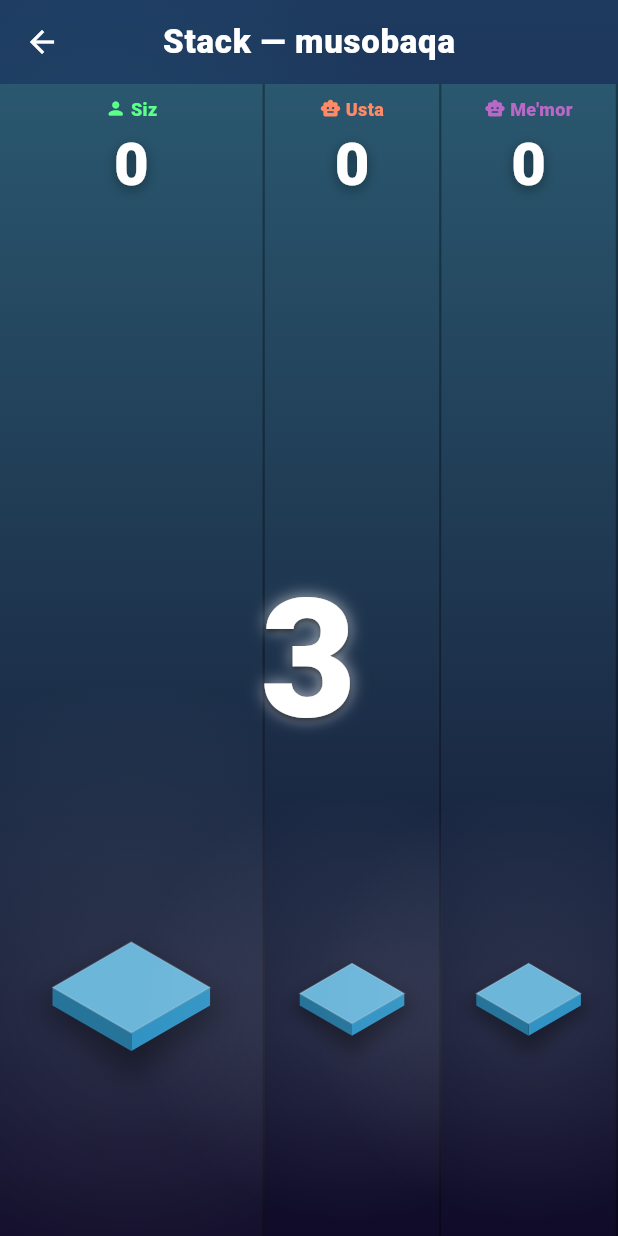
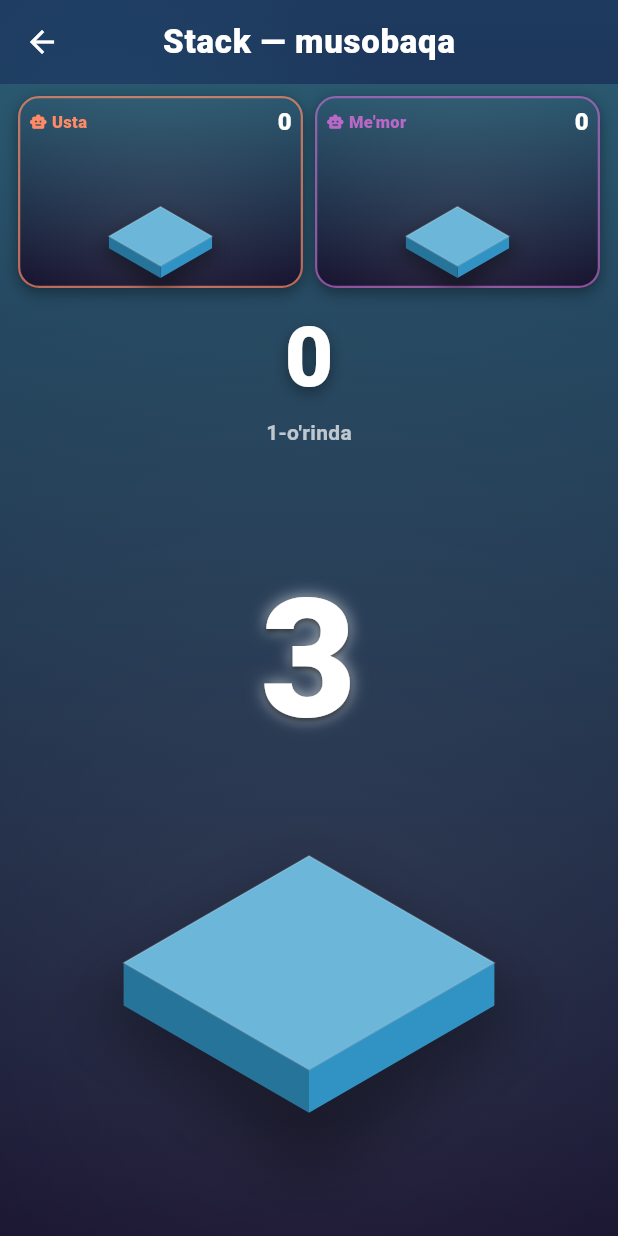
Before and after one commit to myminiapp4654/myminiapp, a Flutter app: the StackRaceScreen screen opened directly, on a phone screen of 412 x 824 dp. Run offline on Flutter 3.47's test engine with Material 3 defaults, Android fonts, the phone set to English and light mode, and no system bars; our stand-ins replace shared_preferences; missing offline and left inert: dart:js_interop; accounts and stored records are empty.

Commit message:
Telegram: tasodifiy yopilishdan himoya (har chaqiruv alohida, yopishni tasdiqlash); Stack musobaqa: o'z minorangiz katta, raqiblar tepada kartochkada
Co-Authored-By: Claude Opus 5.5 <noreply@anthropic.com>

```diff
--- a/lib/games/stack/stack_art.dart
+++ b/lib/games/stack/stack_art.dart
@@ -25,7 +25,20 @@ class StackTowerPainter extends CustomPainter {
   /// Aniq qo'yilganda yuqori qavat atrofidagi halqa (0..1).
   final double? ripple;
 
-  StackTowerPainter(this.g, {required this.cam, required this.showMoving, this.ripple});
+  /// Minora tepasi ekranning qayerida tursa, kamera ko'tarila boshlaydi (0..1).
+  final double topAt;
+
+  /// Minora kengligi ekran kengligiga nisbatan.
+  final double widthFactor;
+
+  StackTowerPainter(
+    this.g, {
+    required this.cam,
+    required this.showMoving,
+    this.ripple,
+    this.topAt = 0.42,
+    this.widthFactor = 0.6,
+  });
 
   static const _h = 2.0; // qavat balandligi
   static final _c = cos(pi / 6), _s = sin(pi / 6);
@@ -38,12 +51,13 @@ class StackTowerPainter extends CustomPainter {
 
   @override
   void paint(Canvas canvas, Size size) {
-    _k = size.width * 0.6 / (StackGame.base * 2 * _c);
+    // Tor joyda ham minora balandlikka sig'sin
+    _k = min(size.width * widthFactor, size.height * 0.55) / (StackGame.base * 2 * _c);
     // Minora tepasi ekranning ~45% balandligida
     // Boshida minora yerda (ekran pastida) turadi; tepasi ekran o'rtasidan
     // oshganda kamera ko'tarila boshlaydi
     final ground = size.height * 0.8;
-    final follow = size.height * 0.42 + (cam + 1) * _h * _k;
+    final follow = size.height * topAt + (cam + 1) * _h * _k;
     _origin = Offset(size.width / 2, max(ground, follow));
 
     _ground(canvas);
--- a/lib/games/stack/stack_race_screen.dart
+++ b/lib/games/stack/stack_race_screen.dart
@@ -215,16 +215,16 @@ class _StackRaceScreenState extends State<StackRaceScreen> with SingleTickerProv
         onTapDown: (_) => _tap(),
         child: Stack(
           children: [
-            Row(
-              children: [
-                for (var k = 0; k < _lanes.length; k++)
-                  Expanded(
-                    // O'zingiz o'ynayotganda yo'lagingiz kengroq, yiqilgach — hammasi teng
-                    flex: k == 0 && meAlive ? 3 : 2,
-                    child: _lane(_lanes[k], k),
-                  ),
-              ],
-            ),
+            // O'ynayotganda — o'z minorangiz katta, raqiblar tepada kichik kartochkalarda.
+            // Yiqilgach — hamma minoralar teng yonma-yon (kuzatish).
+            if (meAlive)
+              _focus()
+            else
+              Row(
+                children: [
+                  for (var k = 0; k < _lanes.length; k++) Expanded(child: _lane(_lanes[k], k)),
+                ],
+              ),
             if (_countdown > 0)
               Positioned.fill(
                 child: IgnorePointer(
@@ -251,8 +251,157 @@ class _StackRaceScreenState extends State<StackRaceScreen> with SingleTickerProv
     );
   }
 
+  Color _color(int index) =>
+      index == 0 ? const Color(0xFF5CFF8A) : _botColors[(index - 1) % _botColors.length];
+
+  /// O'zingiz o'ynayotgan payt: katta minora + tepada raqiblar.
+  Widget _focus() {
+    final me = _me;
+    final sincePerfect = me.game.time - me.perfectAt;
+    return Stack(
+      children: [
+        Positioned.fill(
+          child: DecoratedBox(
+            decoration: BoxDecoration(
+              gradient: LinearGradient(
+                begin: Alignment.topCenter,
+                end: Alignment.bottomCenter,
+                colors: stackBackground(me.cam),
+              ),
+            ),
+          ),
+        ),
+        Positioned.fill(
+          child: CustomPaint(
+            painter: StackTowerPainter(
+              me.game,
+              cam: me.cam,
+              showMoving: _countdown <= 0,
+              ripple: sincePerfect < 0.6 ? sincePerfect / 0.6 : null,
+              topAt: 0.56,
+            ),
+          ),
+        ),
+        Positioned(
+          top: 8,
+          left: 8,
+          right: 8,
+          child: IgnorePointer(
+            child: Column(
+              children: [
+                // Raqiblar
+                Row(
+                  children: [
+                    for (var k = 1; k < _lanes.length; k++)
+                      Expanded(
+                        child: Padding(
+                          padding: const EdgeInsets.symmetric(horizontal: 4),
+                          child: _miniCard(_lanes[k], k),
+                        ),
+                      ),
+                  ],
+                ),
+                const SizedBox(height: 6),
+                // O'zingizning hisobingiz
+                Text(
+                  '${me.game.score}',
+                  key: const ValueKey('score-0'),
+                  style: const TextStyle(
+                    color: Colors.white,
+                    fontSize: 56,
+                    fontWeight: FontWeight.w900,
+                    shadows: [Shadow(color: Colors.black38, blurRadius: 12, offset: Offset(0, 4))],
+                  ),
+                ),
+                Text(_place(me), style: const TextStyle(color: Colors.white70, fontWeight: FontWeight.w700)),
+                if (sincePerfect < 0.9)
+                  Opacity(
+                    opacity: (1 - sincePerfect / 0.9).clamp(0.0, 1.0),
+                    child: GlowText(
+                      me.game.combo >= 2 ? "Zo'r! ×${me.game.combo}" : "Zo'r!",
+                      size: 24,
+                      color: Colors.white,
+                    ),
+                  ),
+              ],
+            ),
+          ),
+        ),
+      ],
+    );
+  }
+
+  /// Hozirgi o'rin: "2-o'rinda".
+  String _place(StackLane l) => "${_ranking.indexOf(l) + 1}-o'rinda";
+
+  /// Raqibning kichik kartochkasi: jonli minora, ism, hisob.
+  Widget _miniCard(StackLane l, int index) {
+    final color = _color(index);
+    return Container(
+      height: 128,
+      clipBehavior: Clip.antiAlias,
+      decoration: BoxDecoration(
+        borderRadius: BorderRadius.circular(14),
+        border: Border.all(color: color.withValues(alpha: 0.7), width: 1.5),
+        gradient: LinearGradient(
+          begin: Alignment.topCenter,
+          end: Alignment.bottomCenter,
+          colors: stackBackground(l.cam),
+        ),
+        boxShadow: const [BoxShadow(color: Colors.black38, blurRadius: 8, offset: Offset(0, 3))],
+      ),
+      child: Stack(
+        children: [
+          Positioned.fill(
+            child: Opacity(
+              opacity: l.alive ? 1 : 0.5,
+              child: CustomPaint(
+                painter: StackTowerPainter(
+                  l.game,
+                  cam: l.cam,
+                  showMoving: _countdown <= 0 && l.alive,
+                  topAt: 0.5,
+                  widthFactor: 0.55,
+                ),
+              ),
+            ),
+          ),
+          Positioned(
+            top: 4,
+            left: 6,
+            right: 6,
+            child: Row(
+              children: [
+                Icon(Icons.smart_toy_rounded, color: color, size: 12),
+                const SizedBox(width: 3),
+                Expanded(
+                  child: Text(l.name,
+                      overflow: TextOverflow.ellipsis,
+                      style: TextStyle(color: color, fontWeight: FontWeight.w900, fontSize: 11)),
+                ),
+                Text('${l.game.score}',
+                    key: ValueKey('score-$index'),
+                    style: const TextStyle(color: Colors.white, fontWeight: FontWeight.w900, fontSize: 16)),
+              ],
+            ),
+          ),
+          if (!l.alive)
+            const Positioned(
+              bottom: 6,
+              left: 0,
+              right: 0,
+              child: Center(
+                child: Text('Yiqildi',
+                    style: TextStyle(color: Color(0xFFFF8A80), fontSize: 11, fontWeight: FontWeight.w900)),
+              ),
+            ),
+        ],
+      ),
+    );
+  }
+
   Widget _lane(StackLane l, int index) {
-    final color = l.isMe ? const Color(0xFF5CFF8A) : _botColors[(index - 1) % _botColors.length];
+    final color = _color(index);
     final sincePerfect = l.game.time - l.perfectAt;
     return Container(
       decoration: BoxDecoration(
@@ -274,6 +423,8 @@ class _StackRaceScreenState extends State<StackRaceScreen> with SingleTickerProv
                   cam: l.cam,
                   showMoving: _countdown <= 0 && l.alive,
                   ripple: sincePerfect < 0.6 ? sincePerfect / 0.6 : null,
+                  // Tor yo'lakda minora kengroq chizilsin
+                  widthFactor: 0.9,
                 ),
               ),
             ),
```
Also changed, not shown: lib/telegram/telegram_web.dart (+17 -9 lines), 4 other files.
